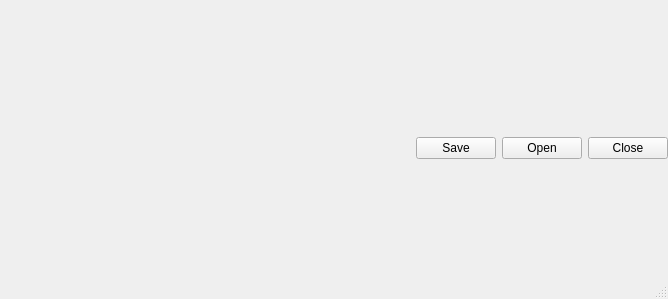
Old version of the form ui/window.ui in the repository iceanimations/checkoutin.
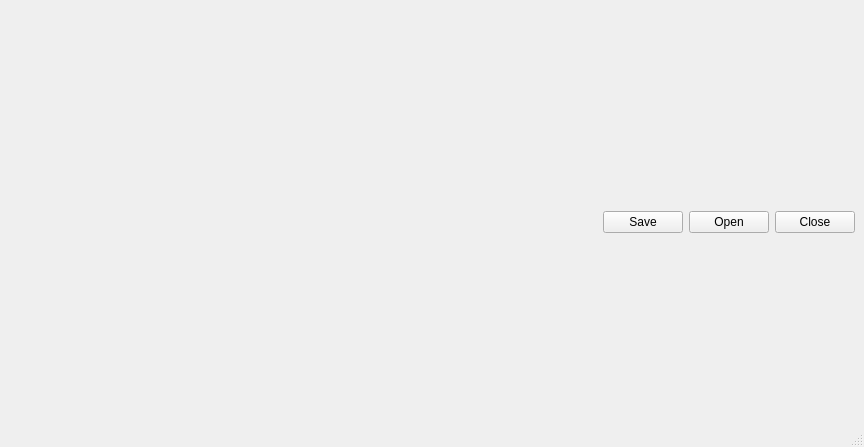
New version of the form.

Commit message: assets, context and files are shown, all three types are selectable. going to implement checkout method

```diff
--- a/ui/window.ui
+++ b/ui/window.ui
@@ -6,8 +6,8 @@
    <rect>
     <x>0</x>
     <y>0</y>
-    <width>668</width>
-    <height>299</height>
+    <width>864</width>
+    <height>447</height>
    </rect>
   </property>
   <property name="windowTitle">
@@ -54,6 +54,12 @@
     </item>
     <item>
      <layout class="QHBoxLayout" name="horizontalLayout">
+      <property name="leftMargin">
+       <number>0</number>
+      </property>
+      <property name="rightMargin">
+       <number>9</number>
+      </property>
       <item>
        <spacer name="horizontalSpacer">
         <property name="orientation">
```
Left out of the diff: 2 changed lines with no effect on the pictures. The commit also changes 1 other file.
